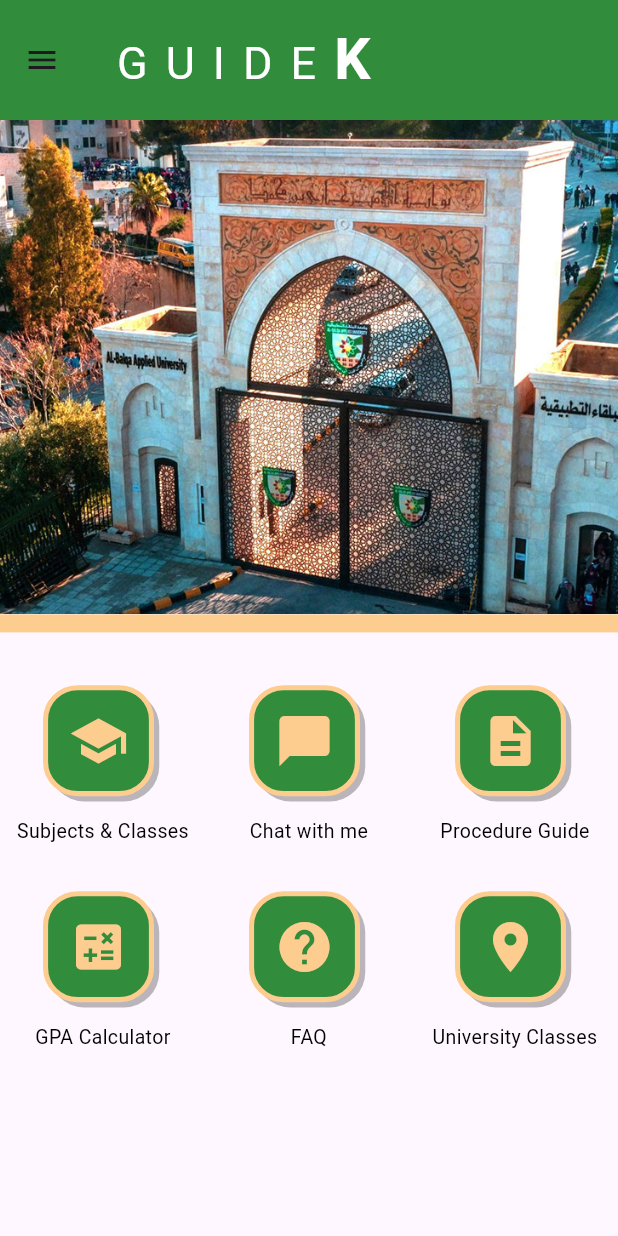
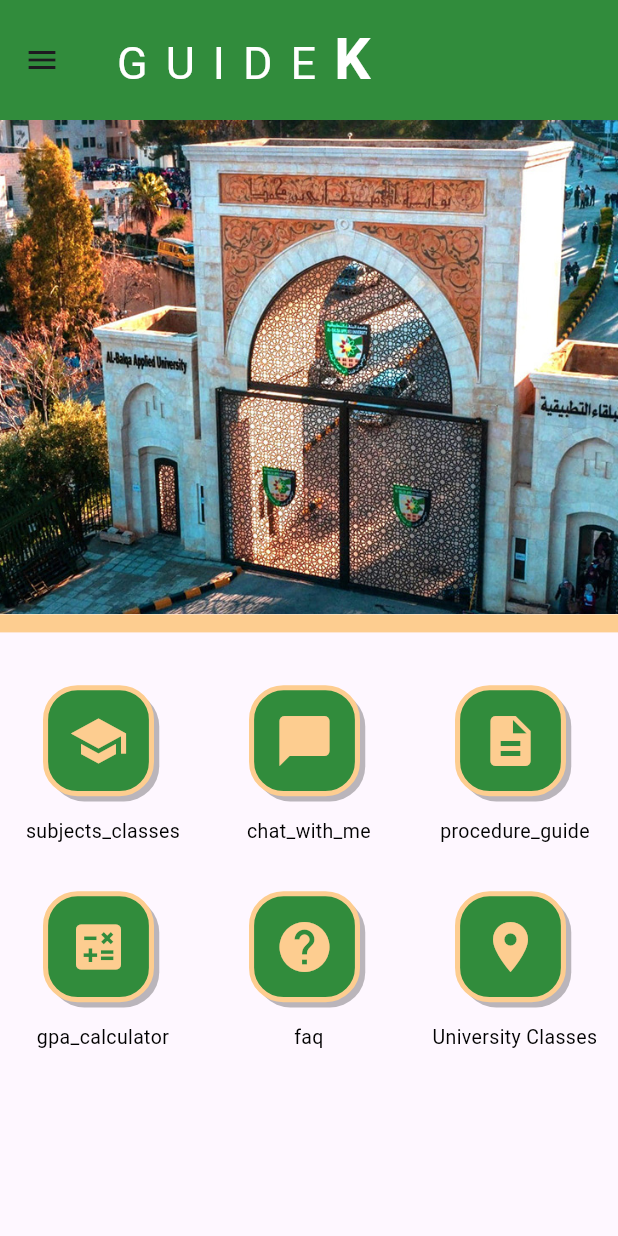
Before and after one commit to Mhmdsharkawi/Guidek, a Flutter app: the HomeAnnoncementPage screen opened by its route, on a phone screen of 412 x 824 dp. Run offline on Flutter 3.47's test engine with Material 3 defaults, Android fonts, the phone set to English and light mode, and no system bars; drawn by our look-alikes of carousel_slider; our stand-ins replace dash_chat_2, easy_localization, email_validator, flutter_gemini, flutter_svg, google_fonts and 2 more; accounts and stored records are empty; Roboto replaces fonts that are missing (Acumin Variable Concept).

Commit message:
languges feature added

```diff
--- a/lib/Annoncement_page/Home_Annoncement_page.dart
+++ b/lib/Annoncement_page/Home_Annoncement_page.dart
@@ -4,14 +4,14 @@
 import 'package:guidek_project1/Annoncement_page/Chat_With_Me.dart';
 import 'package:guidek_project1/Annoncement_page/Contact_Us.dart';
 import 'package:guidek_project1/Annoncement_page/File_Information.dart';
+import 'package:guidek_project1/Annoncement_page/Find_My_Class.dart';
 import 'package:guidek_project1/Annoncement_page/Help&Support.dart';
 import 'package:guidek_project1/Signup&Login/home.dart';
 import 'GPA_Calculator.dart';
-import 'Find_My_Class.dart';
 import 'Chat_With_Me.dart';
 import 'package:shared_preferences/shared_preferences.dart';
 import 'dart:io';
-
+import 'package:easy_localization/easy_localization.dart';
 
 class HomeAnnoncementPage extends StatefulWidget {
   const HomeAnnoncementPage({super.key});
@@ -26,11 +26,9 @@
   bool _isDarkMode = false;
   String? _profileImagePath;
 
-
   Future<bool> _onWillPop() async {
     return false;
   }
-
 
   @override
   void initState() {
@@ -45,7 +43,6 @@
     });
   }
 
-
   final List<String> imgList = [
     'assets/NewGate.jpg',
     'assets/img.png',
@@ -56,7 +53,7 @@
       context: context,
       builder: (BuildContext context) {
         return AlertDialog(
-          title: Text('Select Language'),
+          title: Text('select_language'.tr()),
           content: Column(
             mainAxisSize: MainAxisSize.min,
             children: <Widget>[
@@ -66,6 +63,7 @@
                   setState(() {
                     _selectedLanguage = 'EN';
                   });
+                  context.setLocale(Locale('en'));
                   Navigator.of(context).pop();
                 },
               ),
@@ -75,6 +73,7 @@
                   setState(() {
                     _selectedLanguage = 'AR';
                   });
+                  context.setLocale(Locale('ar'));
                   Navigator.of(context).pop();
                 },
               ),
@@ -96,14 +95,14 @@
       context: context,
       builder: (BuildContext context) {
         return AlertDialog(
-          title: Text('Logout Confirmation'),
-          content: Text('Are you sure you want to log out?'),
+          title: Text('logout_confirmation'.tr()),
+          content: Text('logout_message'.tr()),
           actions: [
             TextButton(
               onPressed: () {
                 Navigator.of(context).pop();
               },
-              child: Text('Cancel'),
+              child: Text('cancel'.tr()),
             ),
             TextButton(
               onPressed: () {
@@ -112,7 +111,7 @@
                       (Route<dynamic> route) => false,
                 );
               },
-              child: Text('Yes', style: TextStyle(color: Colors.red)),
+              child: Text('yes'.tr(), style: TextStyle(color: Colors.red)),
             ),
           ],
         );
@@ -172,14 +171,10 @@
           ),
         ),
         drawer: Drawer(
-          width: MediaQuery
-              .of(context)
-              .size
-              .width * 0.65,
+          width: MediaQuery.of(context).size.width * 0.65,
           child: Container(
             color: Colors.white,
-            child: ListView(
-              padding: EdgeInsets.zero,
+            child: Column(
               children: <Widget>[
                 Container(
                   height: 100,
@@ -222,7 +217,7 @@
                 Divider(color: Colors.grey),
                 ListTile(
                   leading: Icon(Icons.home, color: Color(0xFF318c3c)),
-                  title: Text('Home'),
+                  title: Text('home'.tr()),
                   onTap: () {
                     Navigator.pop(context);
                   },
@@ -232,7 +227,7 @@
                   title: Row(
                     mainAxisAlignment: MainAxisAlignment.spaceBetween,
                     children: [
-                      Text('Theme'),
+                      Text('theme'.tr()),
                       Switch(
                         value: _isDarkMode,
                         onChanged: _toggleTheme,
@@ -246,12 +241,12 @@
                 ),
                 ListTile(
                   leading: Icon(Icons.language, color: Color(0xFF318c3c)),
-                  title: Text('Language: $_selectedLanguage'),
+                  title: Text('language'.tr() + ': $_selectedLanguage'),
                   onTap: _changeLanguage,
                 ),
                 ListTile(
                   leading: Icon(Icons.help, color: Color(0xFF318c3c)),
-                  title: Text('Help & Support'),
+                  title: Text('help_support'.tr()),
                   onTap: () {
                     Navigator.push(
                       context,
@@ -262,7 +257,7 @@
                 ),
                 ListTile(
                   leading: Icon(Icons.info, color: Color(0xFF318c3c)),
-                  title: Text('App Info'),
+                  title: Text('app_info'.tr()),
                   onTap: () {
                     Navigator.push(
                       context,
@@ -272,7 +267,7 @@
                 ),
                 ListTile(
                   leading: Icon(Icons.contact_mail, color: Color(0xFF318c3c)),
-                  title: Text('Contact Us'),
+                  title: Text('contact_us'.tr()),
                   onTap: () {
                     Navigator.push(
                       context,
@@ -283,31 +278,28 @@
                 ListTile(
                   leading: Icon(Icons.logout, color: Colors.red),
                   title: Text(
-                    'Logout',
+                    'logout'.tr(),
                     style: TextStyle(color: Colors.red),
                   ),
                   onTap: _confirmLogout,
                 ),
-                SizedBox(height: 292), // Space before the divider
+                Spacer(),
                 Divider(color: Colors.grey),
                 Padding(
-                  padding: const EdgeInsets.fromLTRB(8, 0, 0, 0),
+                  padding: const EdgeInsets.fromLTRB(8, 0, 0, 5),
                   child: GestureDetector(
                     onTap: () {
                       Navigator.push(
                         context,
-                        MaterialPageRoute(builder: (context) =>
-                            UserProfilePage()),
-                      ).then((_) =>
-                          _loadProfileImage()); // Reload image after returning from profile page
+                        MaterialPageRoute(builder: (context) => UserProfilePage()),
+                      ).then((_) => _loadProfileImage());
                     },
                     child: Row(
                       children: [
                         CircleAvatar(
                           backgroundImage: _profileImagePath != null
                               ? FileImage(File(_profileImagePath!))
-                              : AssetImage(
-                              'assets/profile.jpg') as ImageProvider,
+                              : AssetImage('assets/profile.jpg') as ImageProvider,
                           radius: 30,
                         ),
                         SizedBox(width: 10),
@@ -315,7 +307,7 @@
                           crossAxisAlignment: CrossAxisAlignment.start,
                           children: [
                             Text(
-                              'User Name',
+                              'Zaid Nsour',
                               style: TextStyle(
                                 fontFamily: 'Acumin Variable Concept',
                                 fontSize: 26,
@@ -324,7 +316,7 @@
                               ),
                             ),
                             Text(
-                              'Manage Account',
+                              'manage_account'.tr(),
                               style: TextStyle(
                                 fontFamily: 'Acumin Variable Concept',
                                 fontSize: 14,
@@ -341,7 +333,6 @@
             ),
           ),
         ),
-
         body: SafeArea(
           child: Column(
             children: [
@@ -385,23 +376,23 @@
                       physics: NeverScrollableScrollPhysics(),
                       childAspectRatio: 1.0,
                       children: [
-                        _buildIcon(Icons.school, 'Subjects & Classes', () {}),
-                        _buildIcon(Icons.chat_bubble, 'Chat with me', () {
+                        _buildIcon(Icons.school, 'subjects_classes'.tr(), () {}),
+                        _buildIcon(Icons.chat_bubble, 'chat_with_me'.tr(), () {
                           Navigator.push(
                             context,
                             MaterialPageRoute(
                                 builder: (context) => ChatWithMe()),
                           );
                         }),
-                        _buildIcon(Icons.description, 'Procedure Guide', () {}),
-                        _buildIcon(Icons.calculate, 'GPA Calculator', () {
+                        _buildIcon(Icons.description, 'procedure_guide'.tr(), () {}),
+                        _buildIcon(Icons.calculate, 'gpa_calculator'.tr(), () {
                           Navigator.push(
                             context,
                             MaterialPageRoute(
                                 builder: (context) => GpaCalculator()),
                           );
                         }),
-                        _buildIcon(Icons.help, 'FAQ', () {}),
+                        _buildIcon(Icons.help, 'faq'.tr(), () {}),
                         _buildIcon(
                             Icons.location_on, 'University Classes', () {
                           Navigator.push(
@@ -421,8 +412,6 @@
       ),
     );
   }
-
-
 
   Widget _buildIcon(IconData icon, String label, VoidCallback onTap) {
     return GestureDetector(
```
